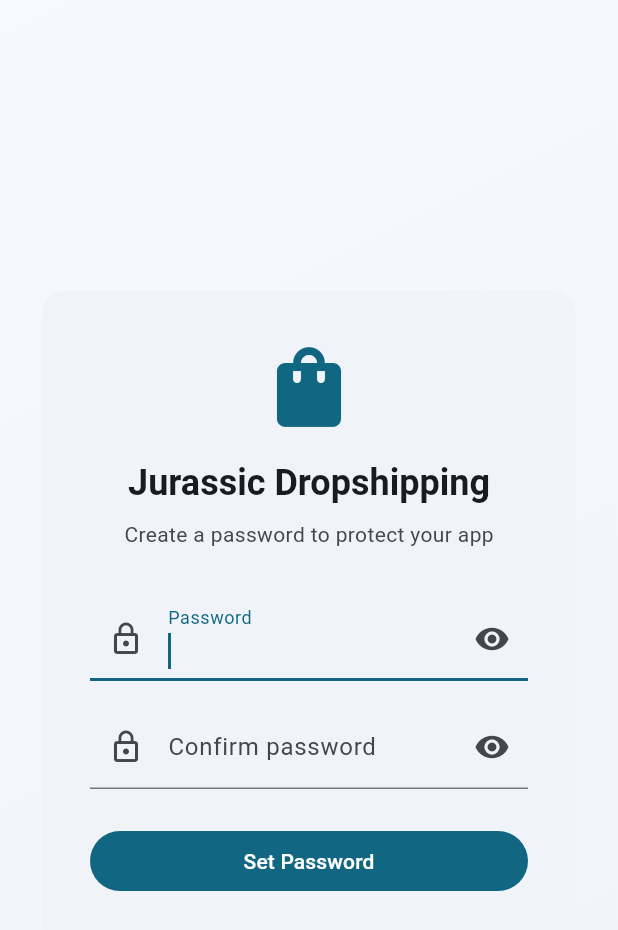
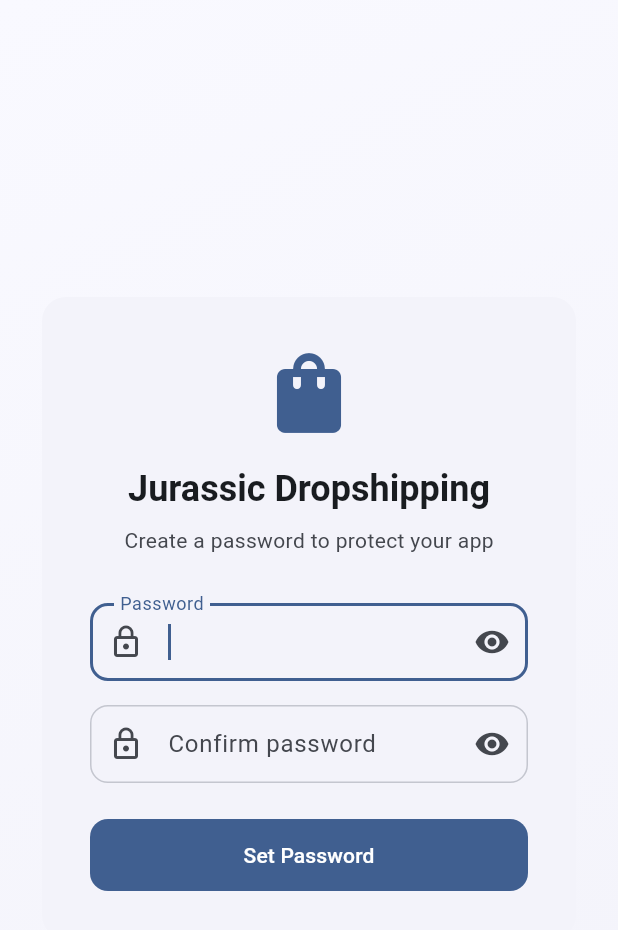
Before and after one commit to JurassicAlbert/jurassic_dropshipping, a Flutter app: the screen it shows after launch, on a phone screen of 412 x 824 dp. Shown: the top 930 px of the screen. Run offline on Flutter 3.47's test engine with Material 3 defaults, Android fonts, the phone set to English and light mode, and no system bars; our stand-ins replace dio, drift, fl_chart, flutter_riverpod, flutter_secure_storage, freezed_annotation and 4 more; accounts and stored records are empty; generated files the repository leaves out were written again.

Commit message:
Material 3 theme overhaul with consistent design tokens

```diff
--- a/lib/main.dart
+++ b/lib/main.dart
@@ -15,6 +15,124 @@ void main() async {
   );
 }
 
+ThemeData _buildLightTheme() {
+  final colorScheme = ColorScheme.fromSeed(
+    seedColor: const Color(0xFF1565C0),
+    brightness: Brightness.light,
+  );
+  return ThemeData(
+    colorScheme: colorScheme,
+    useMaterial3: true,
+    cardTheme: CardThemeData(
+      elevation: 0,
+      shape: RoundedRectangleBorder(borderRadius: BorderRadius.circular(12)),
+      color: colorScheme.surfaceContainerLow,
+    ),
+    appBarTheme: AppBarTheme(
+      centerTitle: false,
+      backgroundColor: colorScheme.surface,
+      foregroundColor: colorScheme.onSurface,
+      elevation: 0,
+      scrolledUnderElevation: 1,
+    ),
+    navigationRailTheme: NavigationRailThemeData(
+      backgroundColor: colorScheme.surfaceContainerLow,
+      indicatorColor: colorScheme.primaryContainer,
+      selectedIconTheme: IconThemeData(color: colorScheme.onPrimaryContainer),
+      unselectedIconTheme: IconThemeData(color: colorScheme.onSurfaceVariant),
+    ),
+    inputDecorationTheme: InputDecorationTheme(
+      filled: true,
+      fillColor: colorScheme.surfaceContainerLow,
+      border: OutlineInputBorder(borderRadius: BorderRadius.circular(12)),
+      enabledBorder: OutlineInputBorder(
+        borderRadius: BorderRadius.circular(12),
+        borderSide: BorderSide(color: colorScheme.outlineVariant),
+      ),
+      focusedBorder: OutlineInputBorder(
+        borderRadius: BorderRadius.circular(12),
+        borderSide: BorderSide(color: colorScheme.primary, width: 2),
+      ),
+      contentPadding: const EdgeInsets.symmetric(horizontal: 16, vertical: 14),
+    ),
+    filledButtonTheme: FilledButtonThemeData(
+      style: FilledButton.styleFrom(
+        shape: RoundedRectangleBorder(borderRadius: BorderRadius.circular(12)),
+        padding: const EdgeInsets.symmetric(horizontal: 24, vertical: 14),
+      ),
+    ),
+    outlinedButtonTheme: OutlinedButtonThemeData(
+      style: OutlinedButton.styleFrom(
+        shape: RoundedRectangleBorder(borderRadius: BorderRadius.circular(12)),
+        padding: const EdgeInsets.symmetric(horizontal: 24, vertical: 14),
+      ),
+    ),
+    chipTheme: ChipThemeData(
+      shape: RoundedRectangleBorder(borderRadius: BorderRadius.circular(8)),
+    ),
+    dividerTheme: DividerThemeData(color: colorScheme.outlineVariant),
+  );
+}
+
+ThemeData _buildDarkTheme() {
+  final colorScheme = ColorScheme.fromSeed(
+    seedColor: const Color(0xFF1565C0),
+    brightness: Brightness.dark,
+  );
+  return ThemeData(
+    colorScheme: colorScheme,
+    useMaterial3: true,
+    cardTheme: CardThemeData(
+      elevation: 0,
+      shape: RoundedRectangleBorder(borderRadius: BorderRadius.circular(12)),
+      color: colorScheme.surfaceContainerLow,
+    ),
+    appBarTheme: AppBarTheme(
+      centerTitle: false,
+      backgroundColor: colorScheme.surface,
+      foregroundColor: colorScheme.onSurface,
+      elevation: 0,
+      scrolledUnderElevation: 1,
+    ),
+    navigationRailTheme: NavigationRailThemeData(
+      backgroundColor: colorScheme.surfaceContainerLow,
+      indicatorColor: colorScheme.primaryContainer,
+      selectedIconTheme: IconThemeData(color: colorScheme.onPrimaryContainer),
+      unselectedIconTheme: IconThemeData(color: colorScheme.onSurfaceVariant),
+    ),
+    inputDecorationTheme: InputDecorationTheme(
+      filled: true,
+      fillColor: colorScheme.surfaceContainerLow,
+      border: OutlineInputBorder(borderRadius: BorderRadius.circular(12)),
+      enabledBorder: OutlineInputBorder(
+        borderRadius: BorderRadius.circular(12),
+        borderSide: BorderSide(color: colorScheme.outlineVariant),
+      ),
+      focusedBorder: OutlineInputBorder(
+        borderRadius: BorderRadius.circular(12),
+        borderSide: BorderSide(color: colorScheme.primary, width: 2),
+      ),
+      contentPadding: const EdgeInsets.symmetric(horizontal: 16, vertical: 14),
+    ),
+    filledButtonTheme: FilledButtonThemeData(
+      style: FilledButton.styleFrom(
+        shape: RoundedRectangleBorder(borderRadius: BorderRadius.circular(12)),
+        padding: const EdgeInsets.symmetric(horizontal: 24, vertical: 14),
+      ),
+    ),
+    outlinedButtonTheme: OutlinedButtonThemeData(
+      style: OutlinedButton.styleFrom(
+        shape: RoundedRectangleBorder(borderRadius: BorderRadius.circular(12)),
+        padding: const EdgeInsets.symmetric(horizontal: 24, vertical: 14),
+      ),
+    ),
+    chipTheme: ChipThemeData(
+      shape: RoundedRectangleBorder(borderRadius: BorderRadius.circular(8)),
+    ),
+    dividerTheme: DividerThemeData(color: colorScheme.outlineVariant),
+  );
+}
+
 class JurassicDropshippingApp extends ConsumerWidget {
   const JurassicDropshippingApp({super.key});
 
@@ -23,17 +141,8 @@ class JurassicDropshippingApp extends ConsumerWidget {
     final themeMode = ref.watch(themeModeProvider);
     return MaterialApp.router(
       title: 'Jurassic Dropshipping',
-      theme: ThemeData(
-        colorScheme: ColorScheme.fromSeed(seedColor: Colors.blueGrey),
-        useMaterial3: true,
-      ),
-      darkTheme: ThemeData(
-        colorScheme: ColorScheme.fromSeed(
-          seedColor: Colors.blueGrey,
-          brightness: Brightness.dark,
-        ),
-        useMaterial3: true,
-      ),
+      theme: _buildLightTheme(),
+      darkTheme: _buildDarkTheme(),
       themeMode: themeMode,
       routerConfig: goRouter,
       builder: (context, child) => AuthGate(child: child ?? const SizedBox()),
```
